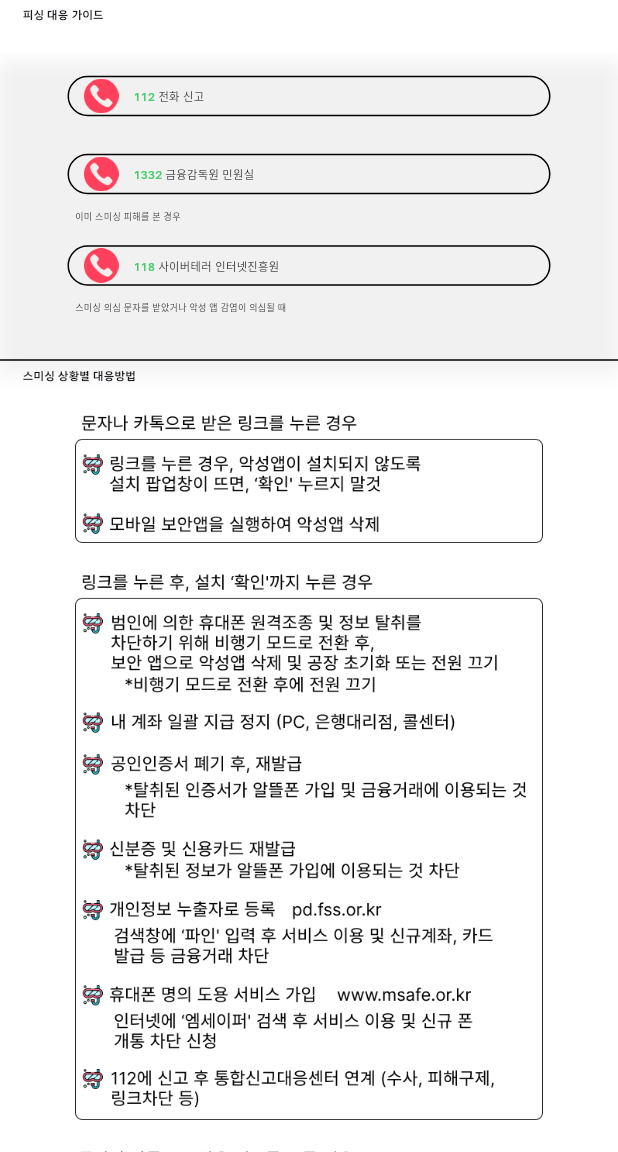
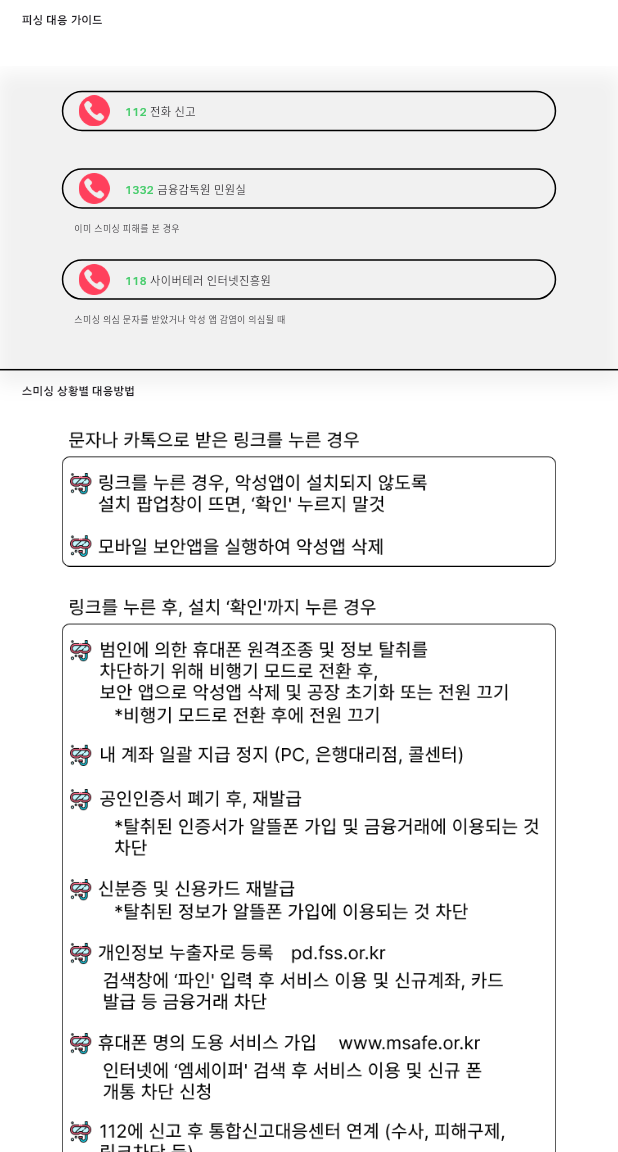
Before and after one commit to Security-Catch/secat_front, a Flutter app: the GuidePage screen opened directly, on a phone screen of 412 x 824 dp, the part 84-1236 px from its top. Run offline on Flutter 3.47's test engine with Material 3 defaults, Android fonts, the phone set to English and light mode, and no system bars; our stand-ins replace device_info_plus, flutter_local_notifications, get, shared_preferences, timezone; missing offline and left inert: flutter_background_service, flutter_background_service_android, telephony; accounts and stored records are empty.

Commit message:
refactor: Adjusted margin, padding, width, height, and fontSize to be dynamic

```diff
--- a/lib/src/screen/detail/guidePage.dart
+++ b/lib/src/screen/detail/guidePage.dart
@@ -20,7 +20,7 @@ class GuidePage extends StatelessWidget {
           children: [
             const pageTitle(title: "피싱 대응 가이드"),
             Container(
-              margin: const EdgeInsets.all(10),
+              margin: EdgeInsets.all(MediaQuery.of(context).size.width * 0.03),
             ),
             Expanded(
               child: SingleChildScrollView(
@@ -30,7 +30,8 @@ class GuidePage extends StatelessWidget {
                     mainAxisAlignment: MainAxisAlignment.start,
                     children: [
                       Container(
-                        padding: const EdgeInsets.only(bottom: 30),
+                        padding: EdgeInsets.only(
+                            bottom: MediaQuery.of(context).size.height * 0.035),
                         decoration: BoxDecoration(
                             border: const Border(
                                 bottom: BorderSide(color: Colors.black)),
@@ -66,12 +67,14 @@ class GuidePage extends StatelessWidget {
                           border:
                               Border(bottom: BorderSide(color: Colors.black)),
                         ),
-                        padding: const EdgeInsets.only(bottom: 30),
+                        padding: EdgeInsets.only(
+                            bottom: MediaQuery.of(context).size.height * 0.035),
                       ),
                       const pageTitle(title: '악성앱 스미싱 피해 흐름도'),
                       const GuideImageContainer(imageUrl: 'asset/guide-4.png'),
                       Container(
-                        margin: const EdgeInsets.only(top: 30),
+                        margin: EdgeInsets.only(
+                            top: MediaQuery.of(context).size.height * 0.035),
                       ),
                     ],
                   )),
--- a/lib/src/widget/alarmButtonPart/alarmButtonPart.dart
+++ b/lib/src/widget/alarmButtonPart/alarmButtonPart.dart
@@ -46,14 +46,16 @@ class _AlarmButtonState extends State<AlarmButton> {
           ),
           width: MediaQuery.of(context).size.width - 60,
           height: MediaQuery.of(context).size.width - 60,
-          margin: const EdgeInsets.only(top: 58),
+          margin:
+              EdgeInsets.only(top: MediaQuery.of(context).size.height * 0.067),
           alignment: Alignment.center,
           child: Column(
               mainAxisSize: MainAxisSize.max,
               mainAxisAlignment: MainAxisAlignment.center,
               children: <Widget>[
                 Container(
-                  margin: const EdgeInsets.only(bottom: 5),
+                  margin: EdgeInsets.only(
+                      bottom: MediaQuery.of(context).size.height * 0.005),
                   child: active
                       ? Image.asset(
                           'asset/mainLogo.png',
--- a/lib/src/widget/common/appBarArea.dart
+++ b/lib/src/widget/common/appBarArea.dart
@@ -11,9 +11,12 @@ class appBarArea extends StatelessWidget implements PreferredSizeWidget {
 
     return AppBar(
       title: Container(
-        padding: const EdgeInsets.only(right: 30, top: 10, bottom: 10),
+        padding: EdgeInsets.only(
+            right: MediaQuery.of(context).size.width * 0.07,
+            top: MediaQuery.of(context).size.height * 0.012,
+            bottom: MediaQuery.of(context).size.height * 0.012),
         // decoration: BoxDecoration(
-        //   // color: const Color.fromRGBO(0, 0, 0, 0.5),
+        //   color: const Color.fromRGBO(0, 0, 0, 0.5),
         //   borderRadius: BorderRadius.circular(30),
         // ),
         child: Text(
--- a/lib/src/widget/common/pageTitle.dart
+++ b/lib/src/widget/common/pageTitle.dart
@@ -9,7 +9,8 @@ class pageTitle extends StatelessWidget {
   Widget build(BuildContext context) {
     return Container(
       margin: EdgeInsets.only(
-          top: MediaQuery.of(context).devicePixelRatio * 3, left: 15),
+          top: MediaQuery.of(context).size.height * 0.01,
+          left: MediaQuery.of(context).size.width * 0.035),
       child: Text(
         title,
         style: TextStyle(
--- a/lib/src/widget/guidePart/callToReport.dart
+++ b/lib/src/widget/guidePart/callToReport.dart
@@ -41,7 +41,11 @@ class _CallToReportContainerState extends State<CallToReportContainer> {
         });
       },
       child: Container(
-        margin: EdgeInsets.only(left: 45, right: 45, top: 15, bottom: 10),
+        margin: EdgeInsets.only(
+            left: MediaQuery.of(context).size.width * 0.1,
+            right: MediaQuery.of(context).size.width * 0.1,
+            top: MediaQuery.of(context).size.height * 0.02,
+            bottom: MediaQuery.of(context).size.height * 0.01),
         // padding: EdgeInsets.only(left: 30),
         height: MediaQuery.of(context).devicePixelRatio * 18,
         decoration: BoxDecoration(
@@ -52,9 +56,11 @@ class _CallToReportContainerState extends State<CallToReportContainer> {
           mainAxisAlignment: MainAxisAlignment.start,
           children: [
             Container(
-              width: 23,
-              height: 23,
-              margin: EdgeInsets.only(left: 10, right: 10),
+              width: MediaQuery.of(context).size.width * 0.1,
+              height: MediaQuery.of(context).size.height * 0.025,
+              // margin: EdgeInsets.only(
+              //     left: MediaQuery.of(context).size.width * 0.025,
+              //     right: MediaQuery.of(context).size.width * 0.025),
               child: Image.asset('asset/callIcon.png'),
             ),
             Text.rich(TextSpan(children: [
--- a/lib/src/widget/guidePart/callToReportTutorial.dart
+++ b/lib/src/widget/guidePart/callToReportTutorial.dart
@@ -8,7 +8,7 @@ class CallToReportTutorial extends StatelessWidget {
   @override
   Widget build(BuildContext context) {
     return Container(
-      margin: const EdgeInsets.only(left: 50),
+      margin: EdgeInsets.only(left: MediaQuery.of(context).size.width * 0.12),
       child: Text(
         detailText,
         style: TextStyle(fontSize: MediaQuery.of(context).devicePixelRatio * 4),
--- a/lib/src/widget/guidePart/guideImageContainer.dart
+++ b/lib/src/widget/guidePart/guideImageContainer.dart
@@ -8,7 +8,10 @@ class GuideImageContainer extends StatelessWidget {
   @override
   Widget build(BuildContext context) {
     return Container(
-      padding: const EdgeInsets.only(left: 50, right: 50, top: 20),
+      padding: EdgeInsets.only(
+          left: MediaQuery.of(context).size.width * 0.1,
+          right: MediaQuery.of(context).size.width * 0.1,
+          top: MediaQuery.of(context).size.height * 0.025),
       child: Image.asset(imageUrl),
     );
   }
--- a/lib/src/widget/reportPart/reportHomeContainer.dart
+++ b/lib/src/widget/reportPart/reportHomeContainer.dart
@@ -32,7 +32,10 @@ class homeContainer extends StatelessWidget {
       child: Container(
         height: MediaQuery.of(context).size.height * 0.09,
         width: double.infinity,
-        margin: const EdgeInsets.only(left: 20, right: 20, bottom: 15),
+        margin: EdgeInsets.only(
+          left: MediaQuery.of(context).size.width * 0.05,
+          right: MediaQuery.of(context).size.width * 0.05,
+        ),
         decoration: BoxDecoration(
           color: Colors.white,
           borderRadius: BorderRadius.circular(15),
```
Also changed, not shown: lib/src/widget/reportPart/reportBody.dart (+8 -6 lines), lib/src/widget/reportPart/reportPart.dart (+5 -3 lines).
